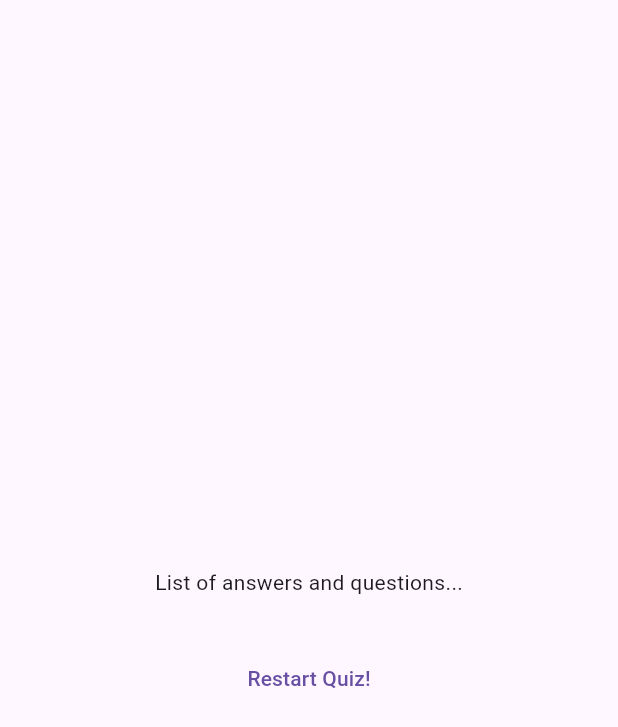
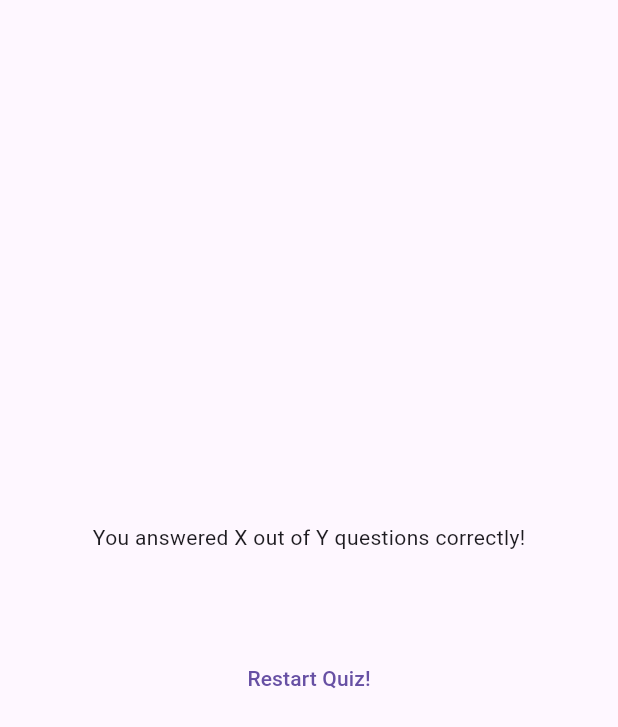
Before and after one commit to lightrao/fundamentals_deep_dive_quiz_app, a Flutter app: the ResultsScreen widget shown alone on an empty page, opened directly with empty values, on a phone screen of 412 x 824 dp. Shown: the top 727 px of the screen. Run offline on Flutter 3.47's test engine with Material 3 defaults, Android fonts, the phone set to English and light mode, and no system bars; our stand-ins replace google_fonts.

Commit message:
fix typo

```diff
--- a/lib/results_screen.dart
+++ b/lib/results_screen.dart
@@ -34,11 +34,11 @@ class ResultsScreen extends StatelessWidget {
         child: Column(
           mainAxisAlignment: MainAxisAlignment.center,
           children: [
-            QuestionsSummary(getSummaryData()),
+            const Text('You answered X out of Y questions correctly!'),
             const SizedBox(
               height: 30,
             ),
-            const Text('List of answers and questions...'),
+            QuestionsSummary(getSummaryData()),
             const SizedBox(
               height: 30,
             ),
```
